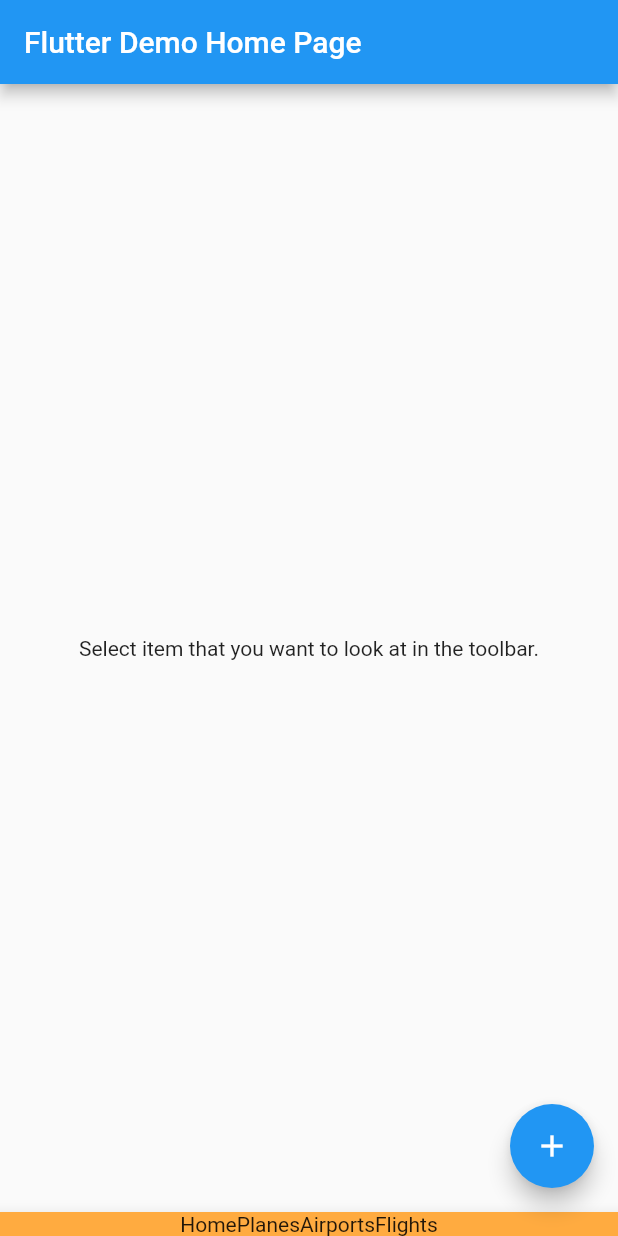
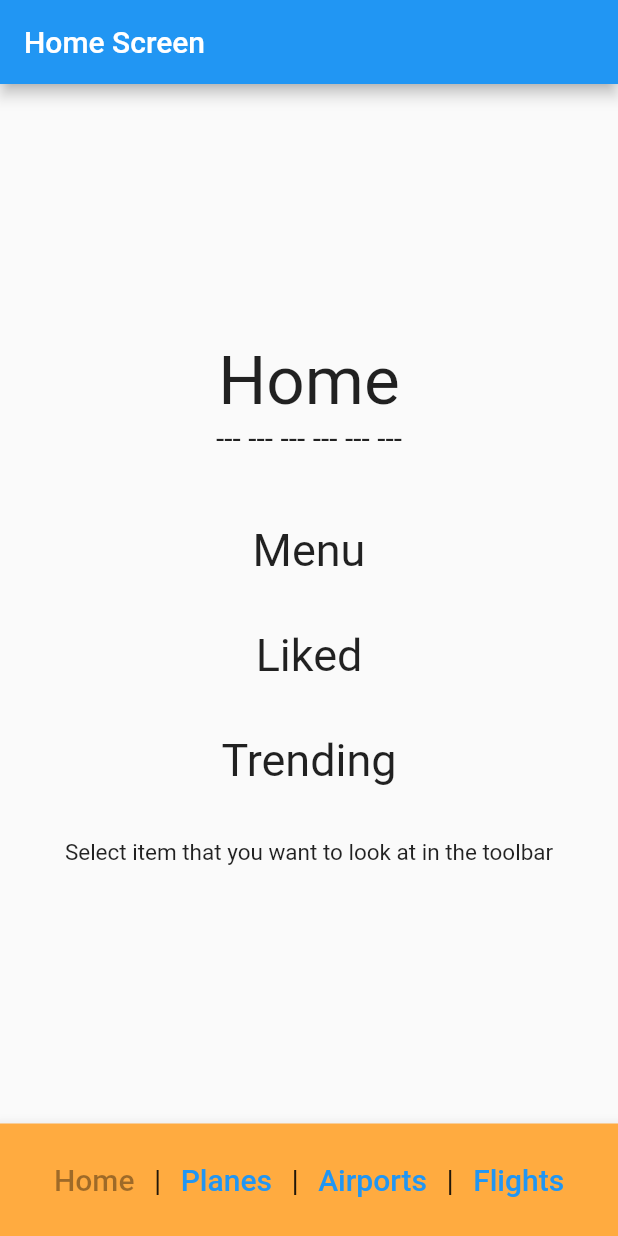
Before and after one commit to VictorTPhan/PlaneApp, a Flutter app: the screen it shows after launch, on a phone screen of 412 x 824 dp. Run offline on Flutter 3.47's test engine with Material 2 defaults, Android fonts, the phone set to English and light mode, and no system bars.

Commit message:
Added/Fixed UI

```diff
--- a/Project/lib/main.dart
+++ b/Project/lib/main.dart
@@ -1,4 +1,5 @@
 import 'package:flutter/material.dart';
+import 'screen.dart';
 
 void main() {
   runApp(const MyApp());
@@ -15,7 +16,7 @@ class MyApp extends StatelessWidget {
       theme: ThemeData(
         primarySwatch: Colors.blue,
       ),
-      home: const MyHomePage(title: 'Flutter Demo Home Page'),
+      home: const MyHomePage(title: 'Home Screen'),
     );
   }
 }
@@ -30,13 +31,6 @@ class MyHomePage extends StatefulWidget {
 }
 
 class _MyHomePageState extends State<MyHomePage> {
-  int _counter = 0;
-
-  void _incrementCounter() {
-    setState(() {
-      _counter++;
-    });
-  }
 
   @override
   Widget build(BuildContext context) {
@@ -50,25 +44,75 @@ class _MyHomePageState extends State<MyHomePage> {
           mainAxisAlignment: MainAxisAlignment.center,
           children: <Widget>[
             const Text(
-              'Select item that you want to look at in the toolbar.',
+              'Home',
+              style: TextStyle(fontSize: 45),
+            ),
+            const Text(
+              '--- --- --- --- --- ---\n\n',
+              style: TextStyle(fontSize: 20),
+            ),
+            const Text(
+              'Menu\n',
+              style: TextStyle(fontSize: 30),
+            ),
+            const Text(
+              'Liked\n',
+              style: TextStyle(fontSize: 30),
+            ),
+            const Text(
+              'Trending\n',
+              style: TextStyle(fontSize: 30),
+            ),
+            const Text(
+              'Select item that you want to look at in the toolbar',
+              style: TextStyle(fontSize: 15),
             ),
           ],
         ),
       ),
-      floatingActionButton: FloatingActionButton(
-        onPressed: _incrementCounter,
-        tooltip: 'Increment',
-        child: const Icon(Icons.add),
-      ), //
       bottomNavigationBar: BottomAppBar(
-        child:Row(mainAxisAlignment: MainAxisAlignment.center,
-          children:[
-            Text('Home'),
-            Text('Planes'),
-            Text('Airports'),
-            Text('Flights'),
-          ],
-        ),
+        child:
+          Container(
+            child:Row(mainAxisAlignment: MainAxisAlignment.center,
+              children:[
+                TextButton(
+                  child:Text('Home', style: TextStyle(fontSize: 20)),
+                  onPressed:null,
+                ),
+                Text(' | ', style: TextStyle(fontSize: 20)),
+                TextButton(
+                child:Text('Planes', style: TextStyle(fontSize: 20)),
+                  onPressed:() {
+                    Navigator.push(
+                      context,
+                      MaterialPageRoute(builder: (context) => const ScreenPage(title:'Plane')),
+                    );
+                  },
+                ),
+                Text(' | ', style: TextStyle(fontSize: 20)),
+                TextButton(
+                child:Text('Airports', style: TextStyle(fontSize: 20)),
+                  onPressed:() {
+                    Navigator.push(
+                      context,
+                      MaterialPageRoute(builder: (context) => const ScreenPage(title:'Airport')),
+                    );
+                  },
+                ),
+                Text(' | ', style: TextStyle(fontSize: 20)),
+                TextButton(
+                child:Text('Flights', style: TextStyle(fontSize: 20)),
+                  onPressed:() {
+                    Navigator.push(
+                      context,
+                      MaterialPageRoute(builder: (context) => const ScreenPage(title:'Flight')),
+                    );
+                  },
+                ),
+              ],
+            ),
+              height: 75,
+          ),
         color:Colors.orangeAccent,
       ),
     );
```
Also changed, not shown: Project/lib/screen.dart (added, +76 -0 lines), Project/lib/screen_details.dart (added, +51 -0 lines).
